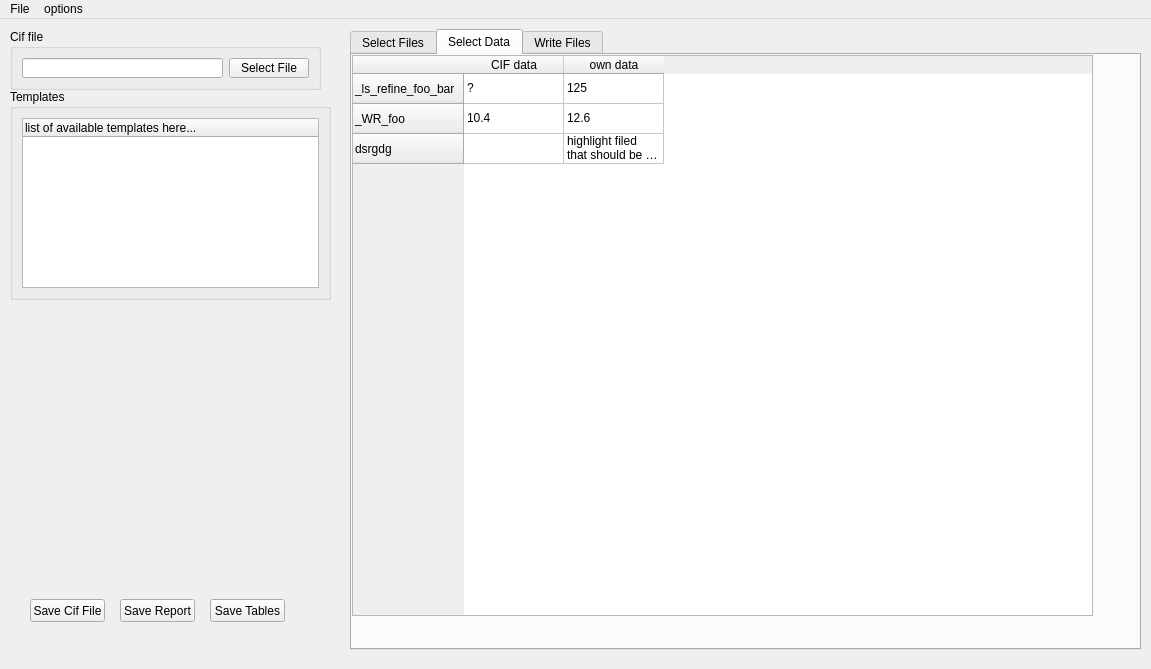
Above: gui/finalizer.ui from dkratzert/multitable before the change. Below: the same form after it.
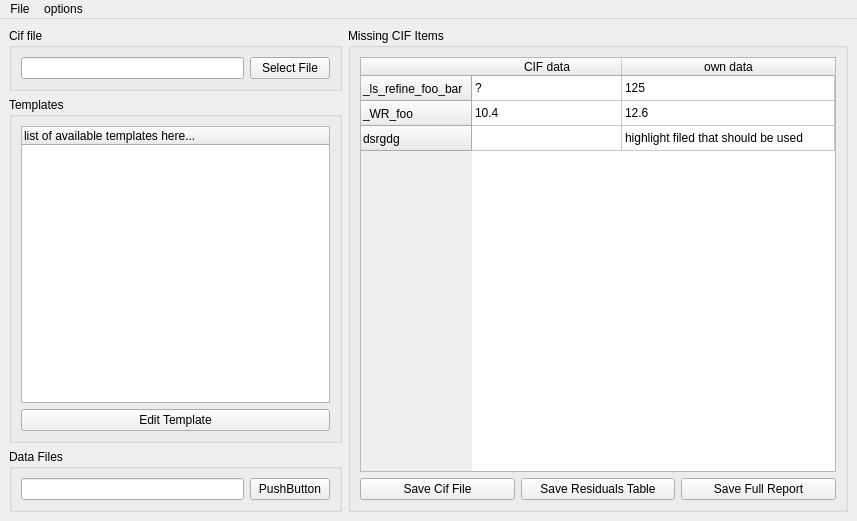
That is the form after the change.

```diff
--- a/gui/finalizer.ui
+++ b/gui/finalizer.ui
@@ -6,47 +6,144 @@
    <rect>
     <x>0</x>
     <y>0</y>
-    <width>1151</width>
-    <height>669</height>
+    <width>857</width>
+    <height>521</height>
    </rect>
   </property>
   <property name="windowTitle">
    <string>Mutitable</string>
   </property>
   <widget class="QWidget" name="Mainwidget">
-   <widget class="QTabWidget" name="MainTabWidget">
-    <property name="geometry">
-     <rect>
-      <x>350</x>
-      <y>10</y>
-      <width>791</width>
-      <height>621</height>
-     </rect>
-    </property>
-    <property name="currentIndex">
-     <number>1</number>
-    </property>
-    <property name="elideMode">
-     <enum>Qt::ElideNone</enum>
-    </property>
-    <widget class="QWidget" name="SelectFilesTab">
-     <attribute name="title">
-      <string>Select Files</string>
-     </attribute>
-    </widget>
-    <widget class="QWidget" name="SelectDataTab">
-     <attribute name="title">
-      <string>Select Data</string>
-     </attribute>
+   <layout class="QGridLayout" name="gridLayout">
+    <item row="0" column="0">
+     <widget class="QGroupBox" name="groupBox">
+      <property name="title">
+       <string>Cif file</string>
+      </property>
+      <layout class="QGridLayout" name="gridLayout_4">
+       <item row="0" column="0">
+        <widget class="QLineEdit" name="lineEdit"/>
+       </item>
+       <item row="0" column="1">
+        <widget class="QPushButton" name="pushButton">
+         <property name="text">
+          <string>Select File</string>
+         </property>
+        </widget>
+       </item>
+      </layout>
+     </widget>
+    </item>
+    <item row="1" column="0">
+     <widget class="QGroupBox" name="TemplatesGroupBox">
+      <property name="sizePolicy">
+       <sizepolicy hsizetype="Preferred" vsizetype="Preferred">
+        <horstretch>2</horstretch>
+        <verstretch>0</verstretch>
+       </sizepolicy>
+      </property>
+      <property name="title">
+       <string>Templates</string>
+      </property>
+      <layout class="QVBoxLayout" name="verticalLayout_2">
+       <item>
+        <widget class="QTreeWidget" name="treeWidget_2">
+         <column>
+          <property name="text">
+           <string>list of available templates here...</string>
+          </property>
+         </column>
+        </widget>
+       </item>
+       <item>
+        <widget class="QPushButton" name="pushButton_8">
+         <property name="text">
+          <string>Edit Template</string>
+         </property>
+        </widget>
+       </item>
+      </layout>
+     </widget>
+    </item>
+    <item row="2" column="0">
+     <widget class="QGroupBox" name="DataFilesGroupBox">
+      <property name="title">
+       <string>Data Files</string>
+      </property>
+      <layout class="QGridLayout" name="gridLayout_3">
+       <item row="0" column="1">
+        <widget class="QPushButton" name="pushButton_7">
+         <property name="sizePolicy">
+          <sizepolicy hsizetype="Minimum" vsizetype="Fixed">
+           <horstretch>1</horstretch>
+           <verstretch>0</verstretch>
+          </sizepolicy>
+         </property>
+         <property name="text">
+          <string>PushButton</string>
+         </property>
+        </widget>
+       </item>
+       <item row="0" column="0">
+        <widget class="QLineEdit" name="lineEdit_4">
+         <property name="sizePolicy">
+          <sizepolicy hsizetype="Expanding" vsizetype="Fixed">
+           <horstretch>3</horstretch>
+           <verstretch>0</verstretch>
+          </sizepolicy>
+         </property>
+         <property name="text">
+          <string/>
+         </property>
+        </widget>
+       </item>
+      </layout>
+     </widget>
+    </item>
+    <item row="0" column="1" rowspan="3">
+     <widget class="QGroupBox" name="groupBox_3">
+      <property name="sizePolicy">
+       <sizepolicy hsizetype="Preferred" vsizetype="Preferred">
+        <horstretch>3</horstretch>
+        <verstretch>0</verstretch>
+       </sizepolicy>
+      </property>
+      <property name="title">
+       <string>Missing CIF Items</string>
+      </property>
+      <layout class="QGridLayout" name="gridLayout_5">
+       <item row="0" column="0" colspan="3">
      <widget class="QTableWidget" name="tableWidget">
-      <property name="geometry">
-       <rect>
-        <x>0</x>
-        <y>0</y>
-        <width>741</width>
-        <height>561</height>
-       </rect>
-      </property>
+         <property name="showGrid">
+          <bool>true</bool>
+         </property>
+         <attribute name="horizontalHeaderVisible">
+          <bool>true</bool>
+         </attribute>
+         <attribute name="horizontalHeaderDefaultSectionSize">
+          <number>150</number>
+         </attribute>
+         <attribute name="horizontalHeaderHighlightSections">
+          <bool>true</bool>
+         </attribute>
+         <attribute name="horizontalHeaderMinimumSectionSize">
+          <number>50</number>
+         </attribute>
+         <attribute name="horizontalHeaderShowSortIndicator" stdset="0">
+          <bool>true</bool>
+         </attribute>
+         <attribute name="horizontalHeaderStretchLastSection">
+          <bool>true</bool>
+         </attribute>
+         <attribute name="verticalHeaderVisible">
+          <bool>true</bool>
+         </attribute>
+         <attribute name="verticalHeaderCascadingSectionResizes">
+          <bool>false</bool>
+         </attribute>
+         <attribute name="verticalHeaderDefaultSectionSize">
+          <number>25</number>
+         </attribute>
       <row>
        <property name="text">
         <string>_ls_refine_foo_bar</string>
@@ -111,109 +208,40 @@
        </property>
       </item>
      </widget>
-    </widget>
-    <widget class="QWidget" name="WriteFilesTab">
-     <attribute name="title">
-      <string>Write Files</string>
-     </attribute>
-    </widget>
-   </widget>
-   <widget class="QGroupBox" name="groupBox">
-    <property name="geometry">
-     <rect>
-      <x>10</x>
-      <y>10</y>
-      <width>311</width>
-      <height>61</height>
-     </rect>
-    </property>
-    <property name="title">
-     <string>Cif file</string>
-    </property>
-    <layout class="QHBoxLayout" name="horizontalLayout">
-     <item>
-      <widget class="QLineEdit" name="lineEdit"/>
-     </item>
-     <item>
-      <widget class="QPushButton" name="pushButton">
-       <property name="text">
-        <string>Select File</string>
-       </property>
-      </widget>
-     </item>
-    </layout>
-   </widget>
-   <widget class="QGroupBox" name="groupBox_2">
-    <property name="geometry">
-     <rect>
-      <x>10</x>
-      <y>70</y>
-      <width>321</width>
-      <height>211</height>
-     </rect>
-    </property>
-    <property name="title">
-     <string>Templates</string>
-    </property>
-    <layout class="QVBoxLayout" name="verticalLayout_2">
-     <item>
-      <widget class="QTreeWidget" name="treeWidget_2">
-       <column>
-        <property name="text">
-         <string>list of available templates here...</string>
-        </property>
-       </column>
-      </widget>
-     </item>
-    </layout>
-   </widget>
+       </item>
+       <item row="1" column="0">
    <widget class="QPushButton" name="pushButton_2">
-    <property name="geometry">
-     <rect>
-      <x>30</x>
-      <y>580</y>
-      <width>75</width>
-      <height>23</height>
-     </rect>
-    </property>
     <property name="text">
      <string>Save Cif File</string>
     </property>
    </widget>
-   <widget class="QPushButton" name="pushButton_3">
-    <property name="geometry">
-     <rect>
-      <x>120</x>
-      <y>580</y>
-      <width>75</width>
-      <height>23</height>
-     </rect>
-    </property>
-    <property name="text">
-     <string>Save Report</string>
-    </property>
-   </widget>
+       </item>
+       <item row="1" column="1">
    <widget class="QPushButton" name="pushButton_4">
-    <property name="geometry">
-     <rect>
-      <x>210</x>
-      <y>580</y>
-      <width>75</width>
-      <height>23</height>
-     </rect>
-    </property>
+         <property name="text">
+          <string>Save Residuals Table</string>
+         </property>
+        </widget>
+       </item>
+       <item row="1" column="2">
+        <widget class="QPushButton" name="pushButton_3">
     <property name="text">
-     <string>Save Tables</string>
-    </property>
-   </widget>
+          <string>Save Full Report</string>
+         </property>
+        </widget>
+       </item>
+      </layout>
+     </widget>
+    </item>
+   </layout>
   </widget>
   <widget class="QMenuBar" name="menuBar">
    <property name="geometry">
     <rect>
      <x>0</x>
      <y>0</y>
-     <width>1151</width>
-     <height>21</height>
+     <width>857</width>
+     <height>22</height>
     </rect>
    </property>
    <widget class="QMenu" name="menuFile">
```
Left out of the diff: 4 changed lines with no effect on the pictures. Lines whose indentation alone changed are shown as unchanged.
